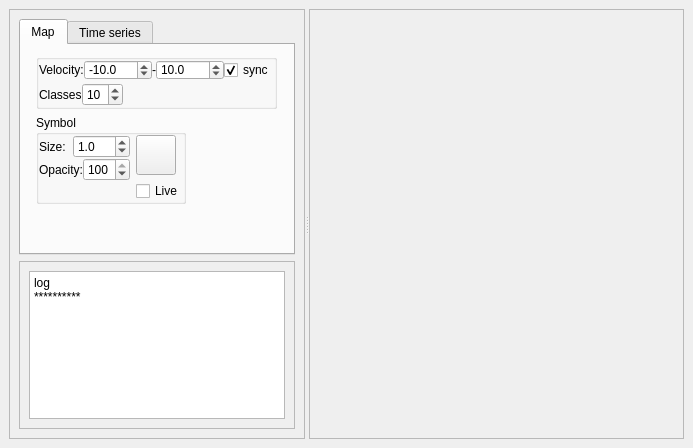
luhipi/insar-explorer, file insar_explorer_dockwidget_base.ui: the form before one commit.
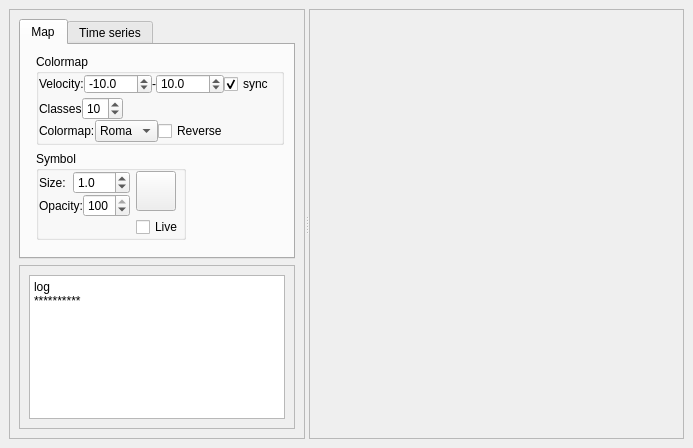
The form after the commit. Icons and pictures are not drawn.

Commit message: add colormap combobox and reverse checkbutton

Patch:
```diff
--- a/insar_explorer_dockwidget_base.ui
+++ b/insar_explorer_dockwidget_base.ui
@@ -66,7 +66,7 @@
              <x>0</x>
              <y>0</y>
              <width>369</width>
-             <height>385</height>
+             <height>400</height>
             </rect>
            </property>
            <layout class="QVBoxLayout" name="verticalLayout">
@@ -98,154 +98,6 @@
                   <property name="labelAlignment">
                    <set>Qt::AlignLeading|Qt::AlignLeft|Qt::AlignTop</set>
                   </property>
-                  <item row="0" column="0">
-                   <widget class="QGroupBox" name="groupBox">
-                    <property name="sizePolicy">
-                     <sizepolicy hsizetype="Preferred" vsizetype="Preferred">
-                      <horstretch>0</horstretch>
-                      <verstretch>0</verstretch>
-                     </sizepolicy>
-                    </property>
-                    <property name="title">
-                     <string/>
-                    </property>
-                    <layout class="QFormLayout" name="formLayout_5">
-                     <property name="labelAlignment">
-                      <set>Qt::AlignLeading|Qt::AlignLeft|Qt::AlignTop</set>
-                     </property>
-                     <property name="horizontalSpacing">
-                      <number>0</number>
-                     </property>
-                     <property name="verticalSpacing">
-                      <number>0</number>
-                     </property>
-                     <property name="leftMargin">
-                      <number>0</number>
-                     </property>
-                     <property name="topMargin">
-                      <number>0</number>
-                     </property>
-                     <property name="rightMargin">
-                      <number>0</number>
-                     </property>
-                     <property name="bottomMargin">
-                      <number>0</number>
-                     </property>
-                     <item row="0" column="0">
-                      <layout class="QGridLayout" name="gridLayout_6">
-                       <item row="0" column="0">
-                        <widget class="QLabel" name="label_5">
-                         <property name="text">
-                          <string>Velocity:</string>
-                         </property>
-                        </widget>
-                       </item>
-                       <item row="0" column="1">
-                        <widget class="QDoubleSpinBox" name="sb_symbol_lower_range">
-                         <property name="sizePolicy">
-                          <sizepolicy hsizetype="Preferred" vsizetype="Fixed">
-                           <horstretch>0</horstretch>
-                           <verstretch>0</verstretch>
-                          </sizepolicy>
-                         </property>
-                         <property name="decimals">
-                          <number>1</number>
-                         </property>
-                         <property name="minimum">
-                          <double>-1000.000000000000000</double>
-                         </property>
-                         <property name="maximum">
-                          <double>1000.000000000000000</double>
-                         </property>
-                         <property name="value">
-                          <double>-10.000000000000000</double>
-                         </property>
-                        </widget>
-                       </item>
-                       <item row="0" column="2">
-                        <widget class="QLabel" name="label_2">
-                         <property name="sizePolicy">
-                          <sizepolicy hsizetype="Fixed" vsizetype="Preferred">
-                           <horstretch>0</horstretch>
-                           <verstretch>0</verstretch>
-                          </sizepolicy>
-                         </property>
-                         <property name="text">
-                          <string>-</string>
-                         </property>
-                        </widget>
-                       </item>
-                       <item row="0" column="3">
-                        <widget class="QDoubleSpinBox" name="sb_symbol_upper_range">
-                         <property name="sizePolicy">
-                          <sizepolicy hsizetype="Preferred" vsizetype="Fixed">
-                           <horstretch>0</horstretch>
-                           <verstretch>0</verstretch>
-                          </sizepolicy>
-                         </property>
-                         <property name="decimals">
-                          <number>1</number>
-                         </property>
-                         <property name="minimum">
-                          <double>-1000.000000000000000</double>
-                         </property>
-                         <property name="maximum">
-                          <double>1000.000000000000000</double>
-                         </property>
-                         <property name="value">
-                          <double>10.000000000000000</double>
-                         </property>
-                        </widget>
-                       </item>
-                       <item row="0" column="4">
-                        <widget class="QCheckBox" name="cb_symbol_range_sync">
-                         <property name="text">
-                          <string>sync</string>
-                         </property>
-                         <property name="checked">
-                          <bool>true</bool>
-                         </property>
-                        </widget>
-                       </item>
-                      </layout>
-                     </item>
-                     <item row="1" column="0">
-                      <layout class="QGridLayout" name="gridLayout_4">
-                       <item row="0" column="0">
-                        <widget class="QLabel" name="label_6">
-                         <property name="text">
-                          <string>Classes</string>
-                         </property>
-                        </widget>
-                       </item>
-                       <item row="0" column="1">
-                        <widget class="QSpinBox" name="sb_symbol_classes">
-                         <property name="sizePolicy">
-                          <sizepolicy hsizetype="Preferred" vsizetype="Fixed">
-                           <horstretch>0</horstretch>
-                           <verstretch>0</verstretch>
-                          </sizepolicy>
-                         </property>
-                         <property name="minimum">
-                          <number>2</number>
-                         </property>
-                         <property name="value">
-                          <number>10</number>
-                         </property>
-                        </widget>
-                       </item>
-                      </layout>
-                     </item>
-                    </layout>
-                   </widget>
-                  </item>
-                  <item row="2" column="0">
-                   <layout class="QHBoxLayout" name="horizontalLayout_2">
-                    <property name="spacing">
-                     <number>0</number>
-                    </property>
-                   </layout>
-                  </item>
                   <item row="1" column="0">
                    <widget class="QGroupBox" name="groupBox_2">
                     <property name="sizePolicy">
@@ -383,6 +235,194 @@
                     </layout>
                    </widget>
                   </item>
+                  <item row="2" column="0">
+                   <layout class="QHBoxLayout" name="horizontalLayout_2">
+                    <property name="spacing">
+                     <number>0</number>
+                    </property>
+                   </layout>
+                  </item>
+                  <item row="0" column="0" colspan="2">
+                   <widget class="QGroupBox" name="groupBox">
+                    <property name="sizePolicy">
+                     <sizepolicy hsizetype="Preferred" vsizetype="Preferred">
+                      <horstretch>0</horstretch>
+                      <verstretch>0</verstretch>
+                     </sizepolicy>
+                    </property>
+                    <property name="title">
+                     <string>Colormap</string>
+                    </property>
+                    <layout class="QFormLayout" name="formLayout_5">
+                     <property name="labelAlignment">
+                      <set>Qt::AlignLeading|Qt::AlignLeft|Qt::AlignVCenter</set>
+                     </property>
+                     <property name="formAlignment">
+                      <set>Qt::AlignLeading|Qt::AlignLeft|Qt::AlignTop</set>
+                     </property>
+                     <property name="horizontalSpacing">
+                      <number>0</number>
+                     </property>
+                     <property name="verticalSpacing">
+                      <number>0</number>
+                     </property>
+                     <property name="leftMargin">
+                      <number>0</number>
+                     </property>
+                     <property name="topMargin">
+                      <number>0</number>
+                     </property>
+                     <property name="rightMargin">
+                      <number>0</number>
+                     </property>
+                     <property name="bottomMargin">
+                      <number>0</number>
+                     </property>
+                     <item row="0" column="0">
+                      <layout class="QGridLayout" name="gridLayout_6">
+                       <item row="0" column="0">
+                        <widget class="QLabel" name="label_5">
+                         <property name="text">
+                          <string>Velocity:</string>
+                         </property>
+                        </widget>
+                       </item>
+                       <item row="0" column="1">
+                        <widget class="QDoubleSpinBox" name="sb_symbol_lower_range">
+                         <property name="sizePolicy">
+                          <sizepolicy hsizetype="Preferred" vsizetype="Fixed">
+                           <horstretch>0</horstretch>
+                           <verstretch>0</verstretch>
+                          </sizepolicy>
+                         </property>
+                         <property name="decimals">
+                          <number>1</number>
+                         </property>
+                         <property name="minimum">
+                          <double>-1000.000000000000000</double>
+                         </property>
+                         <property name="maximum">
+                          <double>1000.000000000000000</double>
+                         </property>
+                         <property name="value">
+                          <double>-10.000000000000000</double>
+                         </property>
+                        </widget>
+                       </item>
+                       <item row="0" column="2">
+                        <widget class="QLabel" name="label_2">
+                         <property name="sizePolicy">
+                          <sizepolicy hsizetype="Fixed" vsizetype="Preferred">
+                           <horstretch>0</horstretch>
+                           <verstretch>0</verstretch>
+                          </sizepolicy>
+                         </property>
+                         <property name="text">
+                          <string>-</string>
+                         </property>
+                        </widget>
+                       </item>
+                       <item row="0" column="3">
+                        <widget class="QDoubleSpinBox" name="sb_symbol_upper_range">
+                         <property name="sizePolicy">
+                          <sizepolicy hsizetype="Preferred" vsizetype="Fixed">
+                           <horstretch>0</horstretch>
+                           <verstretch>0</verstretch>
+                          </sizepolicy>
+                         </property>
+                         <property name="decimals">
+                          <number>1</number>
+                         </property>
+                         <property name="minimum">
+                          <double>-1000.000000000000000</double>
+                         </property>
+                         <property name="maximum">
+                          <double>1000.000000000000000</double>
+                         </property>
+                         <property name="value">
+                          <double>10.000000000000000</double>
+                         </property>
+                        </widget>
+                       </item>
+                       <item row="0" column="4">
+                        <widget class="QCheckBox" name="cb_symbol_range_sync">
+                         <property name="text">
+                          <string>sync</string>
+                         </property>
+                         <property name="checked">
+                          <bool>true</bool>
+                         </property>
+                        </widget>
+                       </item>
+                      </layout>
+                     </item>
+                     <item row="1" column="0">
+                      <layout class="QHBoxLayout" name="horizontalLayout_5">
+                       <item>
+                        <widget class="QLabel" name="label_6">
+                         <property name="text">
+                          <string>Classes</string>
+                         </property>
+                        </widget>
+                       </item>
+                       <item>
+                        <widget class="QSpinBox" name="sb_symbol_classes">
+                         <property name="sizePolicy">
+                          <sizepolicy hsizetype="Preferred" vsizetype="Fixed">
+                           <horstretch>0</horstretch>
+                           <verstretch>0</verstretch>
+                          </sizepolicy>
+                         </property>
+                         <property name="minimum">
+                          <number>2</number>
+                         </property>
+                         <property name="value">
+                          <number>10</number>
+                         </property>
+                        </widget>
+                       </item>
+                      </layout>
+                     </item>
+                     <item row="2" column="0">
+                      <layout class="QHBoxLayout" name="horizontalLayout">
+                       <item>
+                        <widget class="QLabel" name="label_7">
+                         <property name="text">
+                          <string>Colormap:</string>
+                         </property>
+                        </widget>
+                       </item>
+                       <item>
+                        <widget class="QComboBox" name="cmb_colormap">
+                         <item>
+                          <property name="text">
+                           <string>Roma</string>
+                          </property>
+                         </item>
+                         <item>
+                          <property name="text">
+                           <string>Vik</string>
+                          </property>
+                         </item>
+                         <item>
+                          <property name="text">
+                           <string>Turbo</string>
+                          </property>
+                         </item>
+                        </widget>
+                       </item>
+                       <item>
+                        <widget class="QCheckBox" name="cb_colormap_reverse">
+                         <property name="text">
+                          <string>Reverse</string>
+                         </property>
+                        </widget>
+                       </item>
+                      </layout>
+                     </item>
+                    </layout>
+                   </widget>
+                  </item>
                  </layout>
                 </item>
                </layout>
@@ -957,8 +997,8 @@
                 <rect>
                  <x>0</x>
                  <y>0</y>
-                 <width>328</width>
-                 <height>95</height>
+                 <width>343</width>
+                 <height>96</height>
                 </rect>
                </property>
                <layout class="QVBoxLayout" name="verticalLayout_6">
```
Left out of the diff: 7 changed lines with no effect on the pictures. The commit also changes 2 other files.
